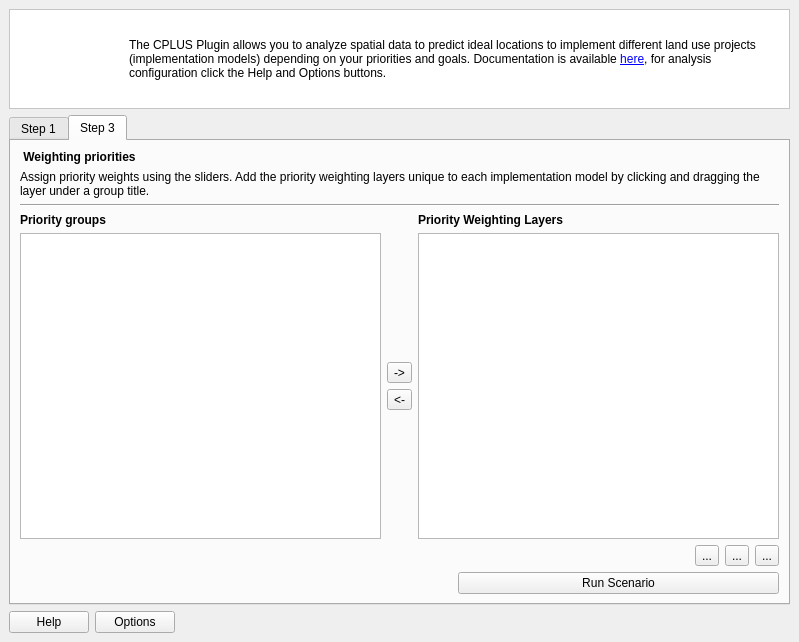
The window that src/cplus_plugin/ui/qgis_cplus_main_dockwidget.ui (ConservationInternational/cplus-plugin) describes before a commit, drawn with Qt 5.
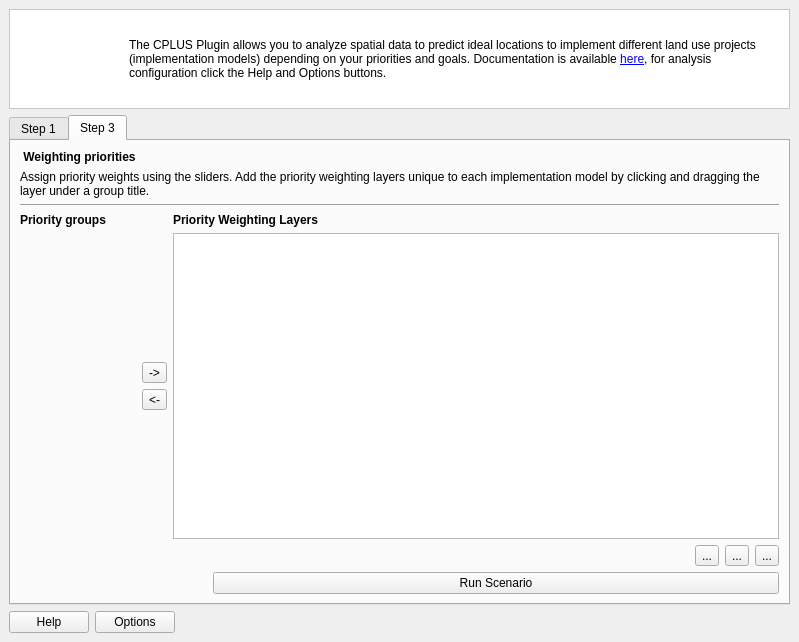
The same window after the commit. The open tabs and pages were chosen to show the change. Icons and pictures are not drawn. Custom widgets are drawn as their Qt base class.

Commit message: updated the step 3 UI to include tree widget with drag and drop

Diff of the .ui file:
```diff
--- a/src/cplus_plugin/ui/qgis_cplus_main_dockwidget.ui
+++ b/src/cplus_plugin/ui/qgis_cplus_main_dockwidget.ui
@@ -87,7 +87,7 @@
     <item>
      <widget class="QTabWidget" name="tab_widget">
       <property name="currentIndex">
-       <number>0</number>
+       <number>1</number>
       </property>
       <widget class="QWidget" name="step_3">
        <attribute name="title">
@@ -175,16 +175,46 @@
         <string>Step 3</string>
        </attribute>
        <layout class="QGridLayout" name="gridLayout">
-        <item row="0" column="0">
-         <widget class="QLabel" name="label_78">
-          <property name="font">
-           <font>
-            <weight>75</weight>
-            <bold>true</bold>
-           </font>
+        <item row="8" column="2">
+         <layout class="QHBoxLayout" name="horizontalLayout_3">
+          <item>
+           <spacer name="horizontalSpacer_2">
+            <property name="orientation">
+             <enum>Qt::Horizontal</enum>
+            </property>
+            <property name="sizeHint" stdset="0">
+             <size>
+              <width>40</width>
+              <height>20</height>
+             </size>
+            </property>
+           </spacer>
+          </item>
+          <item>
+           <widget class="QPushButton" name="run_scenario_btn">
+            <property name="sizePolicy">
+             <sizepolicy hsizetype="Expanding" vsizetype="Preferred">
+              <horstretch>10</horstretch>
+              <verstretch>3</verstretch>
+             </sizepolicy>
+            </property>
+            <property name="text">
+             <string>Run Scenario</string>
+            </property>
+           </widget>
+          </item>
+         </layout>
+        </item>
+        <item row="5" column="0">
+         <widget class="QFrame" name="priority_groups_frame">
+          <property name="frameShape">
+           <enum>QFrame::NoFrame</enum>
           </property>
-          <property name="text">
-           <string> Weighting priorities</string>
+          <property name="frameShadow">
+           <enum>QFrame::Raised</enum>
+          </property>
+          <property name="lineWidth">
+           <number>0</number>
           </property>
          </widget>
         </item>
@@ -205,8 +235,8 @@
           </property>
          </widget>
         </item>
-        <item row="3" column="0">
-         <widget class="QLabel" name="label_121">
+        <item row="0" column="0">
+         <widget class="QLabel" name="label_78">
           <property name="font">
            <font>
             <weight>75</weight>
@@ -214,7 +244,7 @@
            </font>
           </property>
           <property name="text">
-           <string>Priority groups</string>
+           <string> Weighting priorities</string>
           </property>
          </widget>
         </item>
@@ -231,25 +261,7 @@
           </property>
          </widget>
         </item>
-        <item row="4" column="0">
-         <widget class="QTreeWidget" name="priority_groups_list">
-          <property name="sortingEnabled">
-           <bool>true</bool>
-          </property>
-          <property name="columnCount">
-           <number>1</number>
-          </property>
-          <attribute name="headerVisible">
-           <bool>false</bool>
-          </attribute>
-          <column>
-           <property name="text">
-            <string notr="true">1</string>
-           </property>
-          </column>
-         </widget>
-        </item>
-        <item row="4" column="1">
+        <item row="5" column="1">
          <layout class="QVBoxLayout" name="verticalLayout_2">
           <item>
            <spacer name="verticalSpacer_2">
@@ -274,7 +286,7 @@
             </property>
             <property name="icon">
              <iconset>
-              <normaloff>../../../../../../resources/cplus_right_arrow.svg</normaloff>../../../../../../resources/cplus_right_arrow.svg</iconset>
+              <normaloff>../../../../../../../../../../resources/cplus_right_arrow.svg</normaloff>../../../../../../../../../../resources/cplus_right_arrow.svg</iconset>
             </property>
            </widget>
           </item>
@@ -288,7 +300,7 @@
             </property>
             <property name="icon">
              <iconset>
-              <normaloff>../../../../../../resources/cplus_left_arrow.svg</normaloff>../../../../../../resources/cplus_left_arrow.svg</iconset>
+              <normaloff>../../../../../../../../../../resources/cplus_left_arrow.svg</normaloff>../../../../../../../../../../resources/cplus_left_arrow.svg</iconset>
             </property>
            </widget>
           </item>
@@ -307,14 +319,7 @@
           </item>
          </layout>
         </item>
-        <item row="4" column="2">
-         <widget class="QListWidget" name="priority_layers_list">
-          <property name="sortingEnabled">
-           <bool>true</bool>
-          </property>
-         </widget>
-        </item>
-        <item row="5" column="2">
+        <item row="6" column="2">
          <layout class="QHBoxLayout" name="horizontalLayout_4">
           <item>
            <spacer name="horizontalSpacer_3">
@@ -361,35 +366,31 @@
           </item>
          </layout>
         </item>
-        <item row="7" column="2">
-         <layout class="QHBoxLayout" name="horizontalLayout_3">
-          <item>
-           <spacer name="horizontalSpacer_2">
-            <property name="orientation">
-             <enum>Qt::Horizontal</enum>
-            </property>
-            <property name="sizeHint" stdset="0">
-             <size>
-              <width>40</width>
-              <height>20</height>
-             </size>
-            </property>
-           </spacer>
-          </item>
-          <item>
-           <widget class="QPushButton" name="run_scenario_btn">
-            <property name="sizePolicy">
-             <sizepolicy hsizetype="Expanding" vsizetype="Preferred">
-              <horstretch>10</horstretch>
-              <verstretch>3</verstretch>
-             </sizepolicy>
-            </property>
-            <property name="text">
-             <string>Run Scenario</string>
-            </property>
-           </widget>
-          </item>
-         </layout>
+        <item row="3" column="0">
+         <widget class="QLabel" name="label_121">
+          <property name="font">
+           <font>
+            <weight>75</weight>
+            <bold>true</bold>
+           </font>
+          </property>
+          <property name="text">
+           <string>Priority groups</string>
+          </property>
+         </widget>
+        </item>
+        <item row="5" column="2">
+         <widget class="QListWidget" name="priority_layers_list">
+          <property name="dragEnabled">
+           <bool>true</bool>
+          </property>
+          <property name="dragDropMode">
+           <enum>QAbstractItemView::DragOnly</enum>
+          </property>
+          <property name="sortingEnabled">
+           <bool>true</bool>
+          </property>
+         </widget>
         </item>
        </layout>
       </widget>
```
The commit also changes 3 other files.
